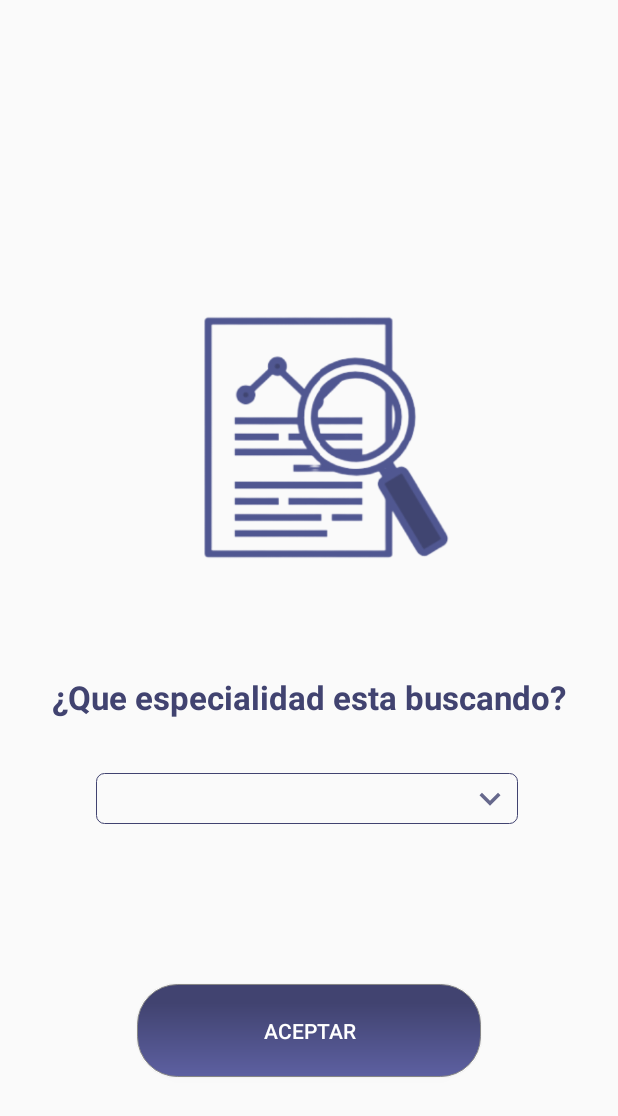
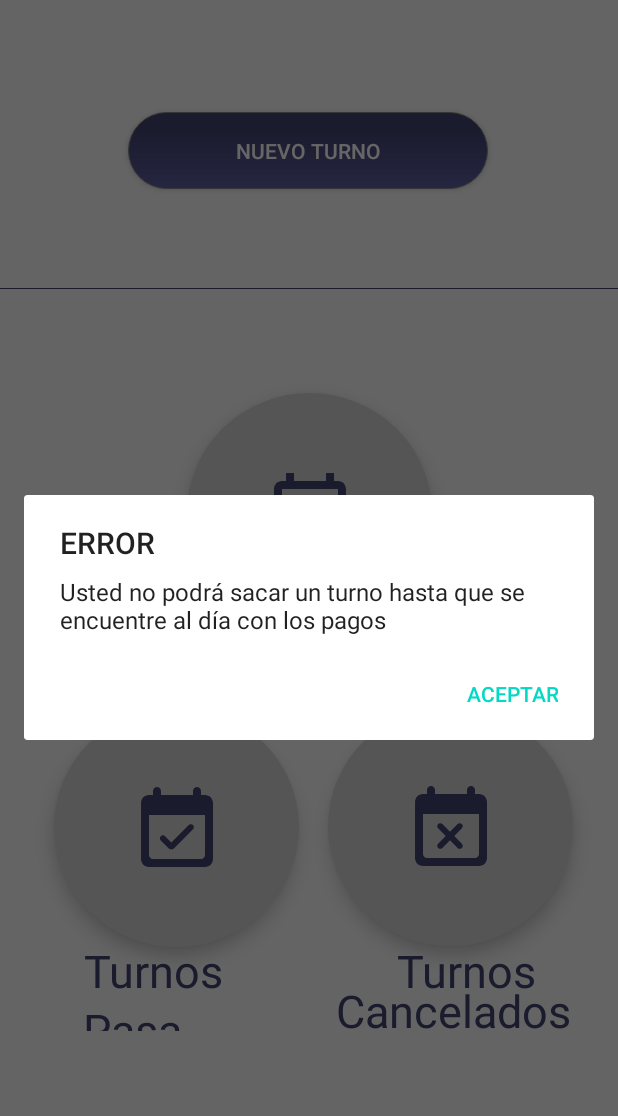
Before and after one commit to AleArmengol/Appointed, an Android app: the fragment HomeFragment shown on its own in the app's theme, after a tap on "NUEVO TURNO", on a phone screen of 412 x 824 dp. Shown: the top 1116 px of the screen. Run offline under Robolectric (Android 15) with nearby library versions, the phone set to English and light mode, and no system bars; 1 statement that could not run was skipped.

Commit message:
isPaymentUpToDate validation added

```diff
--- a/app/src/main/java/com/example/appointed/endpoints/AppointmentService.java
+++ b/app/src/main/java/com/example/appointed/endpoints/AppointmentService.java
@@ -21,7 +21,7 @@ public interface AppointmentService {
     Call<List<Appointment>> getPastAppointments(@Query("patient_id") int patient_id, @Query("status") String status);
 
 
-    String API_ROUTE_BOOKED_APPOINTMETS = "/appointments";
-    @GET(API_ROUTE_BOOKED_APPOINTMETS)
+    String API_ROUTE_BOOKED_APPOINTMENTS = "/appointments";
+    @GET(API_ROUTE_BOOKED_APPOINTMENTS)
     Call<List<Appointment>> getBookedAppointments(@Query("patient_id") int patient_id, @Query("status") String status);
 }
--- a/app/src/main/java/com/example/appointed/endpoints/DoctorService.java
+++ b/app/src/main/java/com/example/appointed/endpoints/DoctorService.java
@@ -20,5 +20,5 @@ public interface DoctorService {
 
     String API_ROUTE_Doctor_By_Speciality="/doctors";
     @GET(API_ROUTE_Doctor_By_Speciality)
-    Call<List<Doctor>> getDoctorsBySpeciality(@Query("speciality_id") int speciality_id);
+    Call<List<Doctor>> getDoctorsBySpeciality(@Query("id") int id);
 }
--- a/app/src/main/java/com/example/appointed/ui/booked_appointments/BookedAppointmentsFragment.java
+++ b/app/src/main/java/com/example/appointed/ui/booked_appointments/BookedAppointmentsFragment.java
@@ -64,7 +64,7 @@ public class BookedAppointmentsFragment extends Fragment {
                 .addConverterFactory(GsonConverterFactory.create())
                 .build();
         AppointmentService aService = retrofit.create(AppointmentService.class);
-        Call<List<Appointment>> call = aService.getBookedAppointments(2, "booked");
+        Call<List<Appointment>> call = aService.getBookedAppointments(6, "booked");
 
         call.enqueue(new Callback<List<Appointment>>() {
             @Override
--- a/app/src/main/java/com/example/appointed/ui/cancelled_appointments/CancelledAppointmentsFragment.java
+++ b/app/src/main/java/com/example/appointed/ui/cancelled_appointments/CancelledAppointmentsFragment.java
@@ -67,7 +67,7 @@ public class CancelledAppointmentsFragment extends Fragment {
                 .addConverterFactory(GsonConverterFactory.create())
                 .build();
         AppointmentService aService = retrofit.create(AppointmentService.class);
-        Call<List<Appointment>> call = aService.getCancelledAppointments(2, "cancelled");
+        Call<List<Appointment>> call = aService.getCancelledAppointments(6, "cancelled");
 
         call.enqueue(new Callback<List<Appointment>>() {
             @Override
--- a/app/src/main/java/com/example/appointed/ui/home/HomeFragment.java
+++ b/app/src/main/java/com/example/appointed/ui/home/HomeFragment.java
@@ -1,5 +1,6 @@
 package com.example.appointed.ui.home;
 
+import android.content.DialogInterface;
 import android.content.Intent;
 import android.os.Bundle;
 import android.view.LayoutInflater;
@@ -9,6 +10,7 @@ import android.widget.Button;
 import android.widget.ImageButton;
 
 import androidx.annotation.NonNull;
+import androidx.appcompat.app.AlertDialog;
 import androidx.fragment.app.Fragment;
 import androidx.fragment.app.FragmentManager;
 import androidx.lifecycle.ViewModelProviders;
@@ -35,6 +37,7 @@ public class HomeFragment extends Fragment {
         ImageButton past_appointments_button = (ImageButton)rootView.findViewById(R.id.past_appointments_button);
         ImageButton booked_appointments_button = (ImageButton)rootView.findViewById(R.id.booked_appointments_button);
         Button new_appointment_button  = (Button)rootView.findViewById(R.id.new_appointment_button);
+        final AlertDialog.Builder payment = new AlertDialog.Builder(getActivity());
 
 
 
@@ -43,10 +46,27 @@ public class HomeFragment extends Fragment {
         new_appointment_button.setOnClickListener(new View.OnClickListener() {
             @Override
             public void onClick(View v) {
-                Intent specialityActivity = new Intent(getActivity(), SpecialityActivity.class);
-                specialityActivity.putExtra("loggedPatient", loggedPatient);
-                //patientHomeIntent.setFlags(Intent.FLAG_ACTIVITY_CLEAR_TOP);
-                startActivity(specialityActivity);
+                if(loggedPatient.isPayment_uptodate()) {
+                    Intent specialityActivity = new Intent(getActivity(), SpecialityActivity.class);
+                    specialityActivity.putExtra("loggedPatient", loggedPatient);
+                    //patientHomeIntent.setFlags(Intent.FLAG_ACTIVITY_CLEAR_TOP);
+                    startActivity(specialityActivity);
+                }
+                else{
+                    payment.setCancelable(true);
+                    payment.setTitle("ERROR");
+                    payment.setMessage("Usted no podrá sacar un turno hasta que se encuentre al día con los pagos");
+//                    LayoutInflater image = LayoutInflater.from(getActivity());
+//                    final View view = image.inflate(R.layout.error_pop_up, null);
+                    payment.setPositiveButton("ACEPTAR", new DialogInterface.OnClickListener() {
+                        @Override
+                        public void onClick(DialogInterface dialog, int which) {
+                        }
+                    });
+//                    payment.setView(view);
+                    AlertDialog dialog = payment.create();
+                    dialog.show();
+                }
             }
         });
 
--- a/app/src/main/java/com/example/appointed/ui/past_appointments/PastAppointmentsFragment.java
+++ b/app/src/main/java/com/example/appointed/ui/past_appointments/PastAppointmentsFragment.java
@@ -65,7 +65,7 @@ public class PastAppointmentsFragment extends Fragment {
                 .addConverterFactory(GsonConverterFactory.create())
                 .build();
         AppointmentService aService = retrofit.create(AppointmentService.class);
-        Call<List<Appointment>> call = aService.getPastAppointments(2,"past");
+        Call<List<Appointment>> call = aService.getPastAppointments(6,"past");
 
         call.enqueue(new Callback<List<Appointment>>() {
             @Override
```
Also changed, not shown: app/src/main/res/layout/error_pop_up.xml (added, +20 -0 lines), app/src/main/res/drawable/error.png (added).
